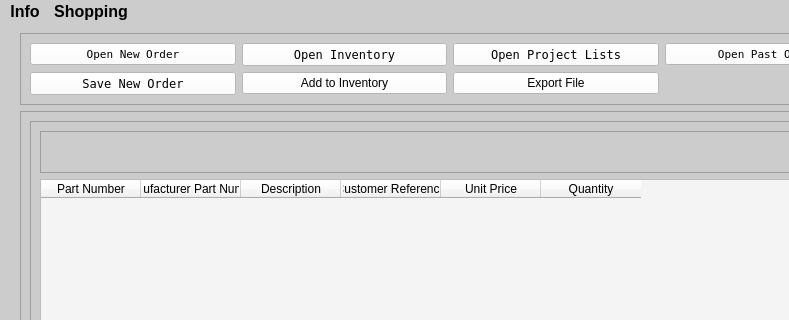
Before: the Qt Designer form Program_Files/gui_app.ui in Thomas1B/Electronics-Inventory-Program, drawn with Qt 5; both pictures show x 0 to 789 and y 0 to 320 of the 900 by 839 pixel window.
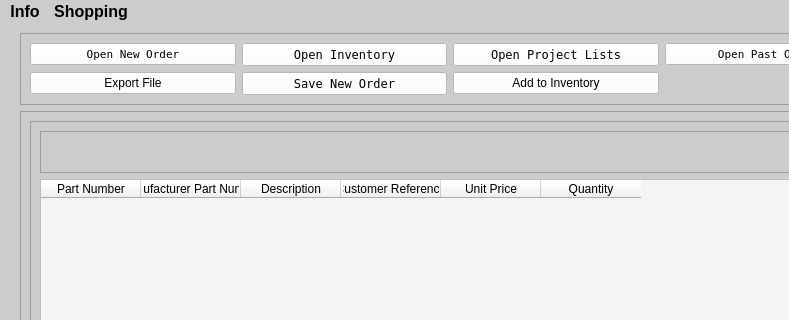
After: the same form once the commit is applied.

Diff of the .ui file:
```diff
--- a/Program_Files/gui_app.ui
+++ b/Program_Files/gui_app.ui
@@ -177,22 +177,7 @@
          </property>
         </widget>
        </item>
-       <item row="2" column="0">
-        <widget class="QPushButton" name="btn_save_list">
-         <property name="font">
-          <font>
-           <family>Terminal</family>
-          </font>
-         </property>
-         <property name="styleSheet">
-          <string notr="true">background-color: rgb(255, 255, 255);</string>
-         </property>
-         <property name="text">
-          <string>Save New Order</string>
-         </property>
-        </widget>
-       </item>
-       <item row="2" column="1">
+       <item row="2" column="2">
         <widget class="QPushButton" name="btn_add_to_inventory">
          <property name="styleSheet">
           <string notr="true">font: 8pt &quot;Terminal&quot;;
@@ -203,7 +188,22 @@
          </property>
         </widget>
        </item>
-       <item row="2" column="2">
+       <item row="2" column="1">
+        <widget class="QPushButton" name="btn_save_list">
+         <property name="font">
+          <font>
+           <family>Terminal</family>
+          </font>
+         </property>
+         <property name="styleSheet">
+          <string notr="true">background-color: rgb(255, 255, 255);</string>
+         </property>
+         <property name="text">
+          <string>Save New Order</string>
+         </property>
+        </widget>
+       </item>
+       <item row="2" column="0">
         <widget class="QPushButton" name="btn_export">
          <property name="styleSheet">
           <string notr="true">font: 8pt &quot;Terminal&quot;;
```
Left out of the diff: 158 changed lines with no effect on the pictures.
